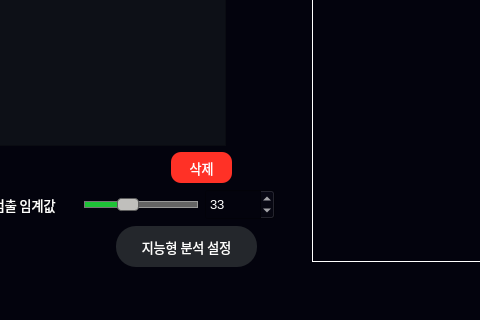
Old version of the form ui/main.ui in the repository diddytpq/MS-AI-Viewer; both pictures show x 469 to 949 and y 487 to 807 of the 1505 by 807 pixel window.
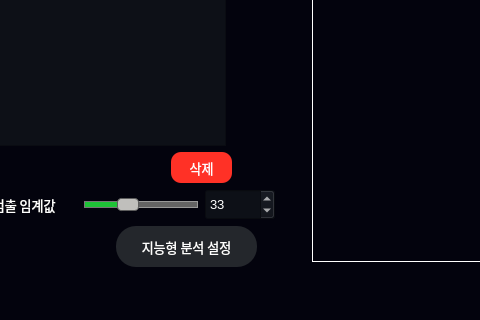
New version of the form. The open tabs and pages were chosen to show the change. Icons and pictures are not drawn.

Patch:
```diff
--- a/ui/main.ui
+++ b/ui/main.ui
@@ -597,6 +597,8 @@
 
 QHeaderView::section {
     color: rgb(209, 209, 209); /* 헤더 텍스트 색상 - 회색 */
+	background-color: rgb(7, 7, 16); 
+
 }
 
 QTableWidget::item {
@@ -2072,7 +2074,7 @@
              </size>
             </property>
             <property name="currentIndex">
-             <number>0</number>
+             <number>3</number>
             </property>
             <widget class="QWidget" name="live_page">
              <layout class="QHBoxLayout" name="horizontalLayout_9">
@@ -3029,6 +3031,7 @@
 
 QHeaderView::section {
     color: rgb(209, 209, 209); /* 헤더 텍스트 색상 - 회색 */
+background-color: rgb(7, 7, 16); /* 테이블 전체 배경색 */
 }
 
 QTableWidget::item {
@@ -3324,7 +3327,14 @@
                           </font>
                          </property>
                          <property name="styleSheet">
-                          <string notr="true">color: rgb(255, 255, 255);</string>
+                          <string notr="true">
+    QSpinBox {
+        subcontrol-origin: padding;
+        subcontrol-position: top right;
+        background: rgb(13, 16, 23);
+        color: rgb(255, 255, 255);
+
+    }</string>
                          </property>
                          <property name="minimum">
                           <number>1</number>
@@ -3903,7 +3913,7 @@
                    <enum>QFrame::Shadow::Plain</enum>
                   </property>
                   <property name="currentIndex">
-                   <number>2</number>
+                   <number>0</number>
                   </property>
                   <widget class="QWidget" name="setting_notice_tab">
                    <layout class="QVBoxLayout" name="verticalLayout_14">
```
